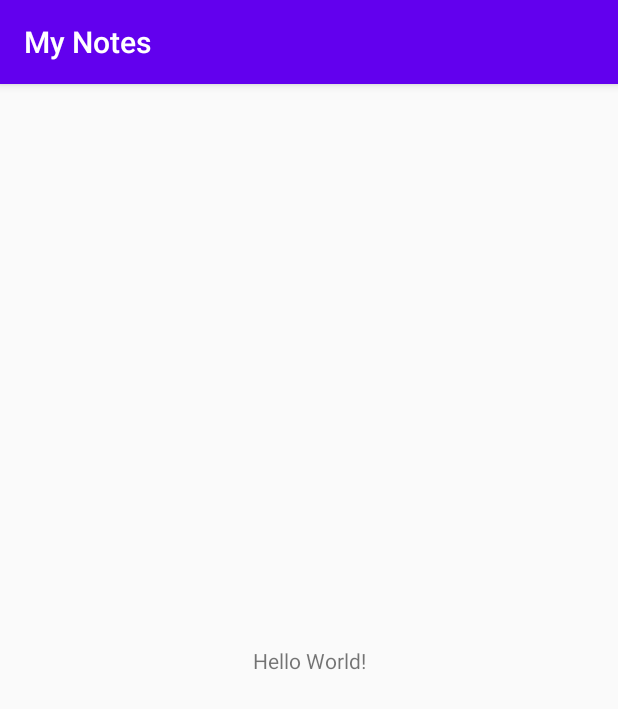
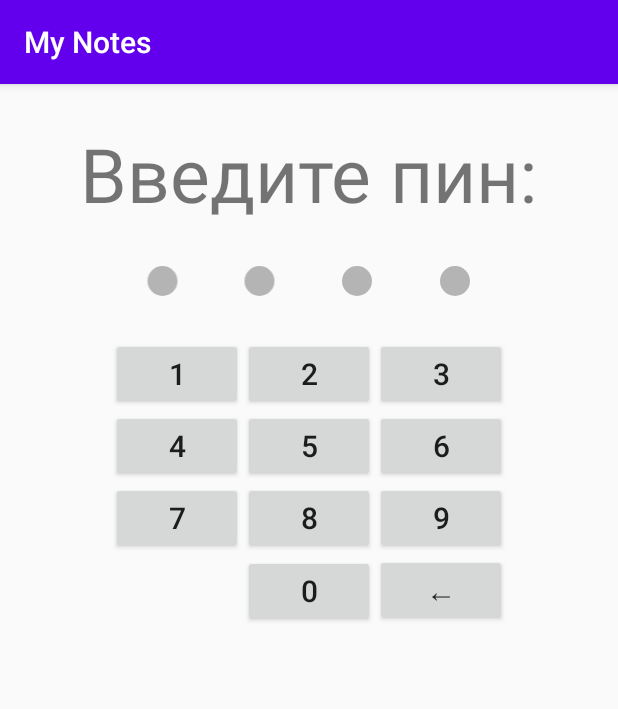
Before and after one commit to AvdeevAleksey/My_Notes, an Android app: the screen it shows after launch (MainActivity), on a phone screen of 412 x 824 dp. Shown: the top 709 px of the screen. Run offline under Robolectric (Android 15) with nearby library versions, the phone set to English and light mode, and no system bars.

Commit message:
Pin code screen created.

```diff
--- a/app/src/main/AndroidManifest.xml
+++ b/app/src/main/AndroidManifest.xml
@@ -16,6 +16,7 @@
                 <category android:name="android.intent.category.LAUNCHER" />
             </intent-filter>
         </activity>
+
     </application>
 
 </manifest>
--- /dev/null
+++ b/app/src/main/res/drawable/ic_round_brightness_1_24.xml
@@ -0,0 +1,5 @@
+<vector android:height="24dp" android:tint="#B4B4B4"
+    android:viewportHeight="24" android:viewportWidth="24"
+    android:width="24dp" xmlns:android="http://schemas.android.com/apk/res/android">
+    <path android:fillColor="@android:color/white" android:pathData="M12,12m-10,0a10,10 0,1 1,20 0a10,10 0,1 1,-20 0"/>
+</vector>
--- a/app/src/main/res/layout/activity_main.xml
+++ b/app/src/main/res/layout/activity_main.xml
@@ -1,18 +1,96 @@
 <?xml version="1.0" encoding="utf-8"?>
-<androidx.constraintlayout.widget.ConstraintLayout xmlns:android="http://schemas.android.com/apk/res/android"
+<LinearLayout xmlns:android="http://schemas.android.com/apk/res/android"
     xmlns:app="http://schemas.android.com/apk/res-auto"
     xmlns:tools="http://schemas.android.com/tools"
     android:layout_width="match_parent"
     android:layout_height="match_parent"
+    android:orientation="vertical"
     tools:context=".MainActivity">
 
-    <TextView
+    <LinearLayout
         android:layout_width="wrap_content"
         android:layout_height="wrap_content"
-        android:text="Hello World!"
-        app:layout_constraintBottom_toBottomOf="parent"
-        app:layout_constraintLeft_toLeftOf="parent"
-        app:layout_constraintRight_toRightOf="parent"
-        app:layout_constraintTop_toTopOf="parent" />
+        android:orientation="horizontal"
+        android:layout_gravity="center"
+        android:layout_marginVertical="26dp">
 
-</androidx.constraintlayout.widget.ConstraintLayout>
+        <TextView
+            android:id="@+id/enterPinTextView"
+            android:text="@string/enter_pin"
+            android:textSize="50sp"
+            android:layout_width="wrap_content"
+            android:layout_height="wrap_content">
+        </TextView>
+    </LinearLayout>
+
+    <LinearLayout
+        android:layout_width="match_parent"
+        android:layout_height="wrap_content"
+        android:orientation="horizontal"
+        android:layout_gravity="center"
+        android:layout_marginHorizontal="76dp">
+        <ImageView
+            android:id="@+id/firstImageView"
+            android:layout_width="wrap_content"
+            android:layout_height="wrap_content"
+            android:layout_gravity="center"
+            android:layout_weight="1"
+            android:src="@drawable/ic_round_brightness_1_24" />
+        <ImageView
+            android:id="@+id/secondImageView"
+            android:layout_width="wrap_content"
+            android:layout_height="wrap_content"
+            android:layout_gravity="center"
+            android:layout_weight="1"
+            android:src="@drawable/ic_round_brightness_1_24" />
+        <ImageView
+            android:id="@+id/thirdImageView"
+            android:layout_width="wrap_content"
+            android:layout_height="wrap_content"
+            android:layout_gravity="center"
+            android:layout_weight="1"
+            android:src="@drawable/ic_round_brightness_1_24" />
+        <ImageView
+            android:id="@+id/fourthImageView"
+            android:layout_width="wrap_content"
+            android:layout_height="wrap_content"
+            android:layout_gravity="center"
+            android:layout_weight="1"
+            android:src="@drawable/ic_round_brightness_1_24" />
+
+    </LinearLayout>
+
+    <GridLayout
+        android:layout_width="wrap_content"
+        android:layout_height="wrap_content"
+        android:layout_gravity="center"
+        android:columnCount="3"
+        android:orientation="horizontal"
+        android:layout_marginVertical="26dp">
+        <Button android:text="@string/button_one"
+            android:textSize="20sp"/>
+        <Button android:text="@string/button_two"
+            android:textSize="20sp"/>
+        <Button android:text="@string/button_three"
+            android:textSize="20sp"/>
+        <Button android:text="@string/button_for"
+            android:textSize="20sp"/>
+        <Button android:text="@string/button_five"
+            android:textSize="20sp"/>
+        <Button android:text="@string/button_six"
+            android:textSize="20sp"/>
+        <Button android:text="@string/button_seven"
+            android:textSize="20sp"/>
+        <Button android:text="@string/button_eight"
+            android:textSize="20sp"/>
+        <Button android:text="@string/button_nine"
+            android:textSize="20sp"/>
+        <Button android:text=""
+            android:visibility="invisible"/>
+        <Button android:text="@string/button_zero"
+            android:textSize="20sp"/>
+        <Button android:text="@string/button_brake"
+            android:textSize="20sp"/>
+    </GridLayout>
+
+</LinearLayout>
--- a/app/src/main/res/values/strings.xml
+++ b/app/src/main/res/values/strings.xml
@@ -1,3 +1,15 @@
 <resources>
     <string name="app_name">My Notes</string>
+    <string name="enter_pin">Введите пин:</string>
+    <string name="button_one">1</string>
+    <string name="button_two">2</string>
+    <string name="button_three">3</string>
+    <string name="button_for">4</string>
+    <string name="button_five">5</string>
+    <string name="button_six">6</string>
+    <string name="button_seven">7</string>
+    <string name="button_eight">8</string>
+    <string name="button_nine">9</string>
+    <string name="button_zero">0</string>
+    <string name="button_brake">&#8592;</string>
 </resources>
```
